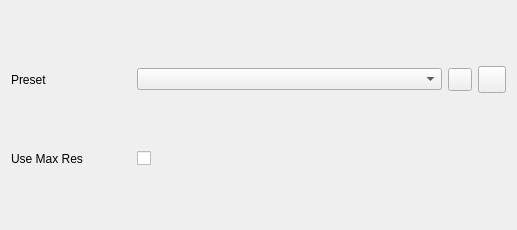
First picture: the form in Gems/Atom/Asset/ImageProcessingAtom/Code/Source/Editor/TexturePresetSelectionWidget.ui, repository accesspointmg/org.o3de.repo.atom, before the edit.
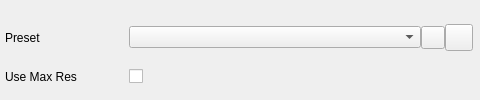
Second picture: the form after the edit. Icons and pictures are not drawn.

Commit message: Integrating review feedback. Aligned interface elements.

Patch:
```diff
--- a/Gems/Atom/Asset/ImageProcessingAtom/Code/Source/Editor/TexturePresetSelectionWidget.ui
+++ b/Gems/Atom/Asset/ImageProcessingAtom/Code/Source/Editor/TexturePresetSelectionWidget.ui
@@ -2,42 +2,40 @@
 <ui version="4.0">
     <class>TexturePresetSelectionWidget</class>
     <widget class="QWidget" name="TexturePresetSelectionWidget">
-        <property name="geometry">
-            <rect>
-                <x>0</x>
-                <y>0</y>
-                <width>465</width>
-                <height>230</height>
-            </rect>
-        </property>
-        <layout class="QVBoxLayout" name="verticalLayout">
-            <item>
-                <layout class="QGridLayout" name="gridLayout" columnminimumwidth="120,305,16,24">
-                    <item row="0" column="0">
-                        <spacer name="topSpacer">
-                            <property name="orientation">
-                                <enum>Qt::Horizontal</enum>
-                            </property>
-                            <property name="sizeHint" stdset="0">
-                                <size>
-                                    <width>4</width>
-                                    <height>3</height>
-                                </size>
-                            </property>
-                        </spacer>
-                    </item>
+        <layout class="QGridLayout" name="gridLayout" columnminimumwidth="124,292,16,20">
+            <property name="leftMargin">
+                <number>5</number>
+            </property>
+            <property name="topMargin">
+                <number>8</number>
+            </property>
+            <property name="rightMargin">
+                <number>7</number>
+            </property>
+            <property name="bottomMargin">
+                <number>0</number>
+            </property>
+            <property name="horizontalSpacing">
+                <number>0</number>
+            </property>
+            <property name="verticalSpacing">
+                <number>2</number>
+            </property>
 <!-- Texture Preset -->
-                    <item row="1" column="0">
+            <item row="0" column="0">
                         <widget class="QLabel" name="activePresetLabel">
                             <property name="text">
                                 <string>Preset</string>
                             </property>
                         </widget>
                     </item>
-                    <item row="1" column="1">
-                        <widget class="QComboBox" name="presetComboBox"/>
-                    </item>
-                    <item row="1" column="2">
+<!-- Preset Selector -->
+            <item row="0" column="1">
+                <widget class="QComboBox" name="presetComboBox">
+                </widget>
+            </item>
+<!-- Info -->
+            <item row="0" column="2">
                         <widget class="QToolButton" name="infoBtn">
                             <property name="text">
                                 <string/>
@@ -55,8 +53,8 @@
                             </property>
                         </widget>
                     </item>
-<!-- Reset-->
-                    <item row="1" column="3">
+<!-- Reset -->
+            <item row="0" column="3">
                         <widget class="QToolButton" name="resetBtn">
                             <property name="text">
                                 <string/>
@@ -75,18 +73,16 @@
                         </widget>
                     </item>
 <!-- Use Full Res -->
-                    <item row="2" column="0">
+            <item row="1" column="0">
                         <widget class="QLabel" name="maxResLabel">
                             <property name="text">
                                 <string>Use Max Res</string>
                             </property>
                         </widget>
                     </item>
-                    <item row="2" column="1">
+            <item row="1" column="1">
                         <widget class="QCheckBox" name="serCheckBox">
                         </widget>
-                    </item>
-                </layout>
             </item>
         </layout>
     </widget>
```
Lines whose indentation alone changed are shown as unchanged. The commit also changes 6 other files.
